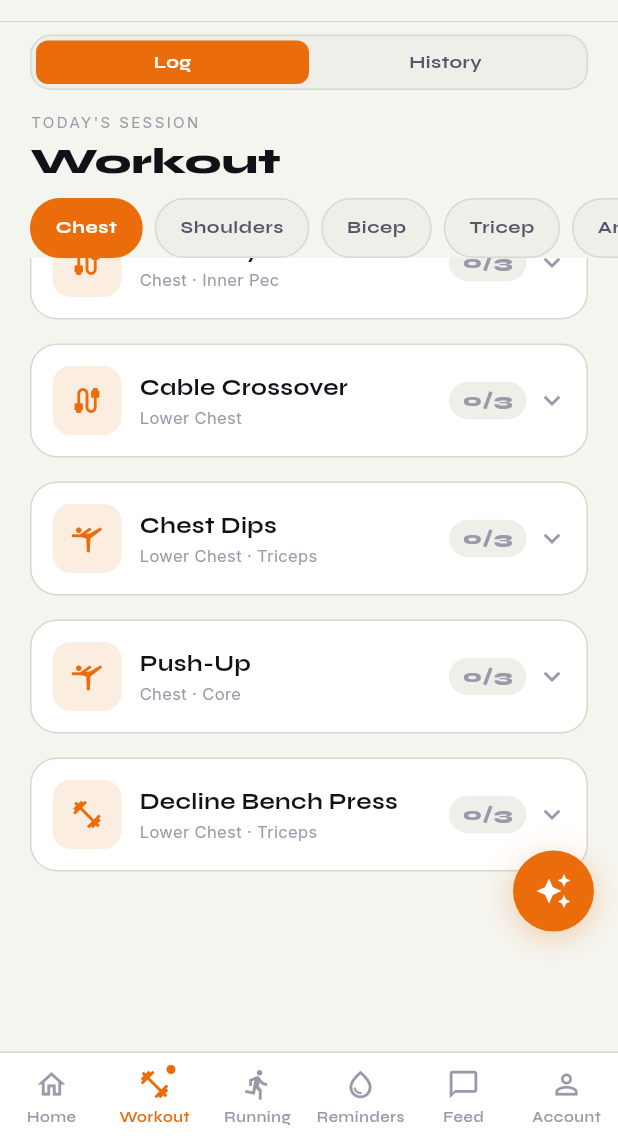
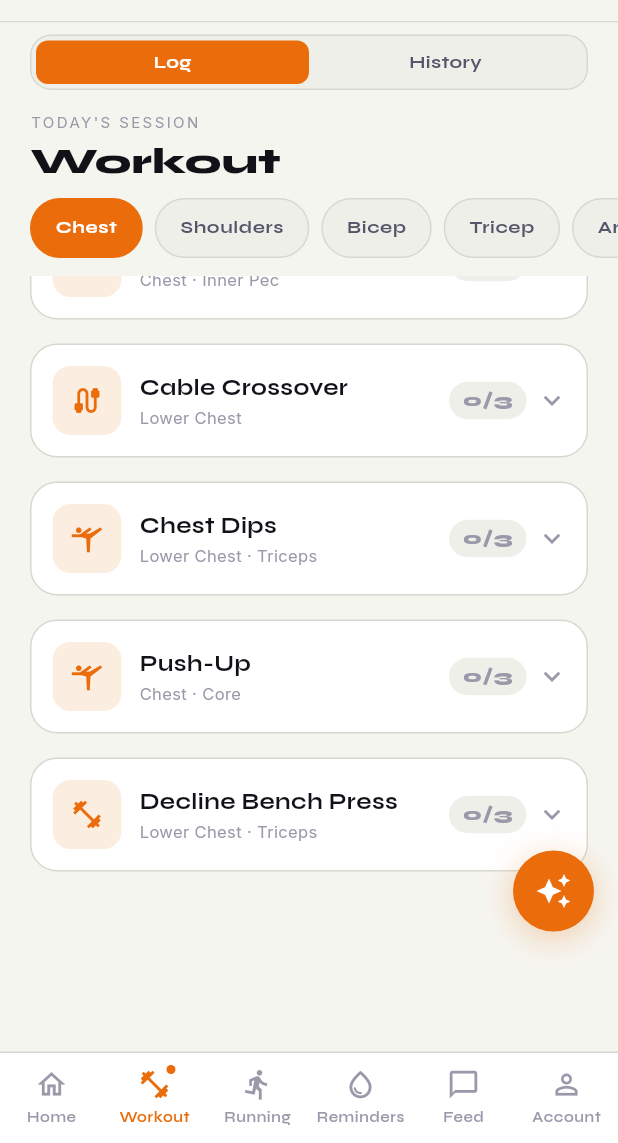
Before and after one commit to avneeshgautam/movara, a Flutter app: the screen it shows once a user with an empty profile is signed in, item 2 of the bottom bar chosen, scrolled down 419 dp, on a phone screen of 412 x 824 dp, the part 93-1236 px from its top. Run offline on Flutter 3.47's test engine with Material 3 defaults, Android fonts, the phone set to English and light mode, and no system bars; our stand-ins replace firebase_auth, firebase_core, flutter_local_notifications, flutter_map, flutter_markdown, geolocator and 8 more; missing offline and left inert: dart:js_interop, gal; accounts and stored records are empty; network calls fail.

Commit message:
Add a gap so the exercise list doesn't merge into the category tabs
Scrolling the workout list ran the exercise cards right up against the
category tab bar. Added a fixed 12px gap between the tabs and the scrolling
list (and moved the list's own top padding into that gap) so there's always
clear separation.

Co-Authored-By: Claude Opus 4.8 <noreply@anthropic.com>

```diff
--- a/frontend/lib/screens/workout_session.dart
+++ b/frontend/lib/screens/workout_session.dart
@@ -141,12 +141,15 @@ class _WorkoutSessionState extends State<WorkoutSession> {
             ),
           ),
 
+          // A fixed gap so the scrolling list never merges into the tabs.
+          const SizedBox(height: 12),
+
           // Exercise list.
           Expanded(
             child: exercises.isEmpty
                 ? _EmptyCategory(category: _active)
                 : ListView.separated(
-                    padding: const EdgeInsets.fromLTRB(20, 16, 20, 120),
+                    padding: const EdgeInsets.fromLTRB(20, 4, 20, 120),
                     itemCount: exercises.length,
                     separatorBuilder: (_, __) => const SizedBox(height: 16),
                     itemBuilder: (context, i) => _ExerciseCard(
```
